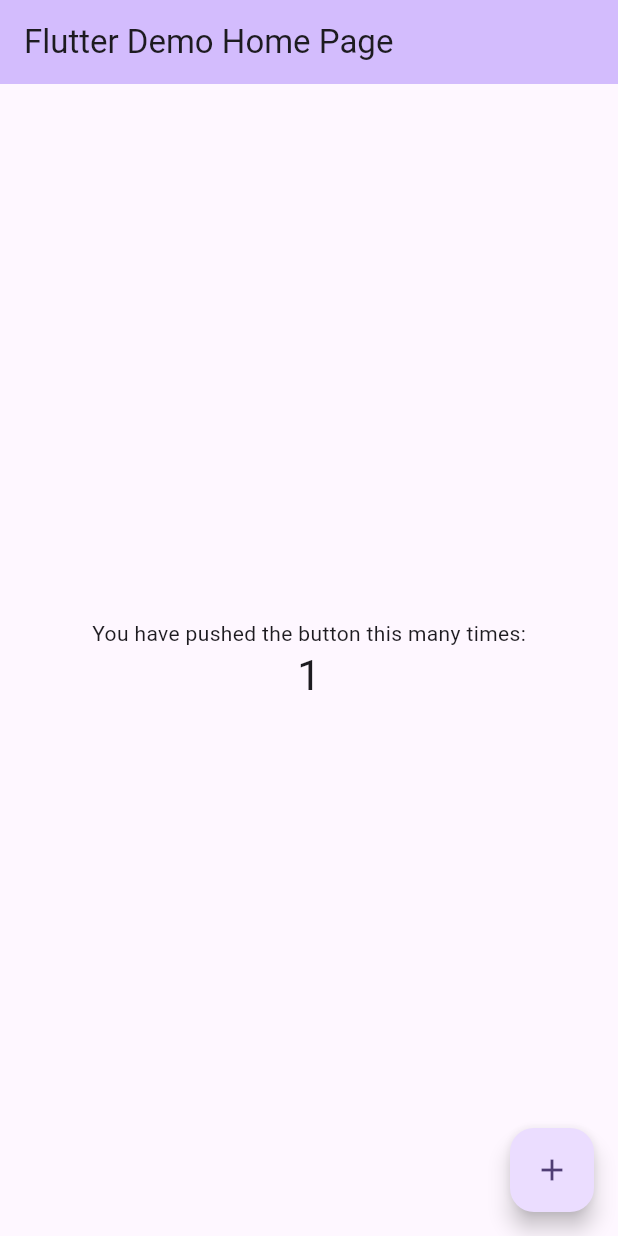
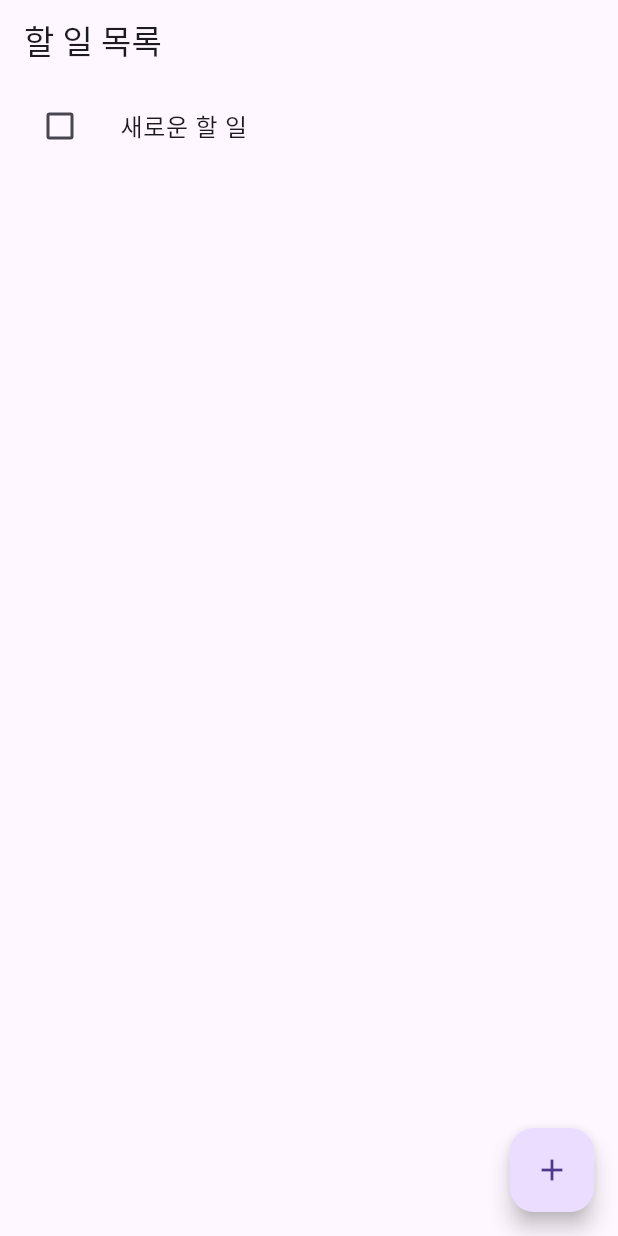
Before and after one commit to 6cessfuldev/FLUTTER_TODO_MVVM, a Flutter app: the screen it shows after launch, after a tap on the "add" icon, on a phone screen of 412 x 824 dp. Run offline on Flutter 3.47's test engine with Material 3 defaults, Android fonts, the phone set to English and light mode, and no system bars; our stand-ins replace equatable, flutter_bloc, freezed_annotation, shared_preferences.

Commit message:
✨Feat(TodosPage): 투두리스트 페이지 추가

```diff
--- a/lib/main.dart
+++ b/lib/main.dart
@@ -1,125 +1,25 @@
 import 'package:flutter/material.dart';
+import 'package:flutter_bloc/flutter_bloc.dart';
+import 'package:todomvvm/repository/todo_repository.dart';
+import 'package:todomvvm/view/todos_page.dart';
+import 'package:todomvvm/viewModel/todo_bloc.dart';
 
 void main() {
-  runApp(const MyApp());
+  runApp(MyApp());
 }
 
 class MyApp extends StatelessWidget {
-  const MyApp({super.key});
+  final TodoRepository todoRepository = TodoRepository();
 
-  // This widget is the root of your application.
+  MyApp({super.key});
+
   @override
   Widget build(BuildContext context) {
     return MaterialApp(
-      title: 'Flutter Demo',
-      theme: ThemeData(
-        // This is the theme of your application.
-        //
-        // TRY THIS: Try running your application with "flutter run". You'll see
-        // the application has a purple toolbar. Then, without quitting the app,
-        // try changing the seedColor in the colorScheme below to Colors.green
-        // and then invoke "hot reload" (save your changes or press the "hot
-        // reload" button in a Flutter-supported IDE, or press "r" if you used
-        // the command line to start the app).
-        //
-        // Notice that the counter didn't reset back to zero; the application
-        // state is not lost during the reload. To reset the state, use hot
-        // restart instead.
-        //
-        // This works for code too, not just values: Most code changes can be
-        // tested with just a hot reload.
-        colorScheme: ColorScheme.fromSeed(seedColor: Colors.deepPurple),
-        useMaterial3: true,
+      home: BlocProvider(
+        create: (context) => TodoBloc(todoRepository),
+        child: const TodosPage(),
       ),
-      home: const MyHomePage(title: 'Flutter Demo Home Page'),
     );
   }
 }
-
-class MyHomePage extends StatefulWidget {
-  const MyHomePage({super.key, required this.title});
-
-  // This widget is the home page of your application. It is stateful, meaning
-  // that it has a State object (defined below) that contains fields that affect
-  // how it looks.
-
-  // This class is the configuration for the state. It holds the values (in this
-  // case the title) provided by the parent (in this case the App widget) and
-  // used by the build method of the State. Fields in a Widget subclass are
-  // always marked "final".
-
-  final String title;
-
-  @override
-  State<MyHomePage> createState() => _MyHomePageState();
-}
-
-class _MyHomePageState extends State<MyHomePage> {
-  int _counter = 0;
-
-  void _incrementCounter() {
-    setState(() {
-      // This call to setState tells the Flutter framework that something has
-      // changed in this State, which causes it to rerun the build method below
-      // so that the display can reflect the updated values. If we changed
-      // _counter without calling setState(), then the build method would not be
-      // called again, and so nothing would appear to happen.
-      _counter++;
-    });
-  }
-
-  @override
-  Widget build(BuildContext context) {
-    // This method is rerun every time setState is called, for instance as done
-    // by the _incrementCounter method above.
-    //
-    // The Flutter framework has been optimized to make rerunning build methods
-    // fast, so that you can just rebuild anything that needs updating rather
-    // than having to individually change instances of widgets.
-    return Scaffold(
-      appBar: AppBar(
-        // TRY THIS: Try changing the color here to a specific color (to
-        // Colors.amber, perhaps?) and trigger a hot reload to see the AppBar
-        // change color while the other colors stay the same.
-        backgroundColor: Theme.of(context).colorScheme.inversePrimary,
-        // Here we take the value from the MyHomePage object that was created by
-        // the App.build method, and use it to set our appbar title.
-        title: Text(widget.title),
-      ),
-      body: Center(
-        // Center is a layout widget. It takes a single child and positions it
-        // in the middle of the parent.
-        child: Column(
-          // Column is also a layout widget. It takes a list of children and
-          // arranges them vertically. By default, it sizes itself to fit its
-          // children horizontally, and tries to be as tall as its parent.
-          //
-          // Column has various properties to control how it sizes itself and
-          // how it positions its children. Here we use mainAxisAlignment to
-          // center the children vertically; the main axis here is the vertical
-          // axis because Columns are vertical (the cross axis would be
-          // horizontal).
-          //
-          // TRY THIS: Invoke "debug painting" (choose the "Toggle Debug Paint"
-          // action in the IDE, or press "p" in the console), to see the
-          // wireframe for each widget.
-          mainAxisAlignment: MainAxisAlignment.center,
-          children: <Widget>[
-            const Text(
-              'You have pushed the button this many times:',
-            ),
-            Text(
-              '$_counter',
-              style: Theme.of(context).textTheme.headlineMedium,
-            ),
-          ],
-        ),
-      ),
-      floatingActionButton: FloatingActionButton(
-        onPressed: _incrementCounter,
-        tooltip: 'Increment',
-        child: const Icon(Icons.add),
-      ), // This trailing comma makes auto-formatting nicer for build methods.
-    );
-  }
-}
--- /dev/null
+++ b/lib/view/todos_page.dart
@@ -0,0 +1,59 @@
+import 'dart:math';
+
+import 'package:flutter/material.dart';
+import 'package:flutter_bloc/flutter_bloc.dart';
+import 'package:todomvvm/model/todo.dart';
+import 'package:todomvvm/viewModel/todo_bloc.dart';
+import 'package:todomvvm/viewModel/todo_event.dart';
+import 'package:todomvvm/viewModel/todo_state.dart';
+
+class TodosPage extends StatelessWidget {
+  const TodosPage({super.key});
+
+  @override
+  Widget build(BuildContext context) {
+    WidgetsBinding.instance.addPostFrameCallback((_) {
+      context.read<TodoBloc>().add(TodosLoaded());
+    });
+
+    return Scaffold(
+      appBar: AppBar(title: const Text('할 일 목록')),
+      body: BlocBuilder<TodoBloc, TodoState>(
+        builder: (context, state) {
+          if (state is TodosLoadInProgress) {
+            return const Center(child: CircularProgressIndicator());
+          } else if (state is TodosLoadSuccess) {
+            final todos = state.todos;
+            return ListView.builder(
+              itemCount: todos.length,
+              itemBuilder: (context, index) {
+                final todo = todos[index];
+                return ListTile(
+                  title: Text(todo.title),
+                  leading: Checkbox(
+                    value: todo.isCompleted,
+                    onChanged: (bool? newValue) {
+                      context.read<TodoBloc>().add(
+                          TodoUpdated(todo.copyWith(isCompleted: newValue!)));
+                    },
+                  ),
+                );
+              },
+            );
+          } else {
+            return const Center(child: Text('할 일 목록을 불러오는 데 실패했습니다.'));
+          }
+        },
+      ),
+      floatingActionButton: FloatingActionButton(
+        onPressed: () {
+          String uniqueId =
+              '${DateTime.now().millisecondsSinceEpoch}-${Random().nextInt(999999)}';
+          Todo newTodo = Todo(id: uniqueId, title: '새로운 할 일');
+          context.read<TodoBloc>().add(TodoAdded(newTodo));
+        },
+        child: const Icon(Icons.add),
+      ),
+    );
+  }
+}
```
